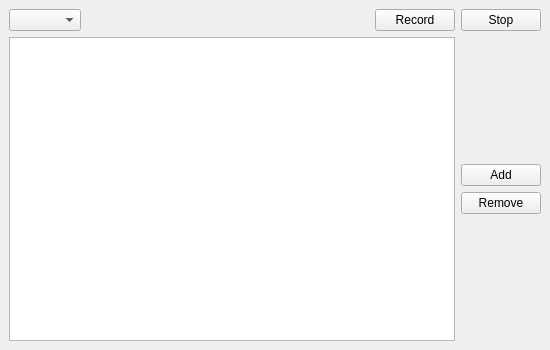
sonia-auv/ros2_rqt_sonia_plugins, file rqt_record/resource/mainwindow.ui: the form before one commit.
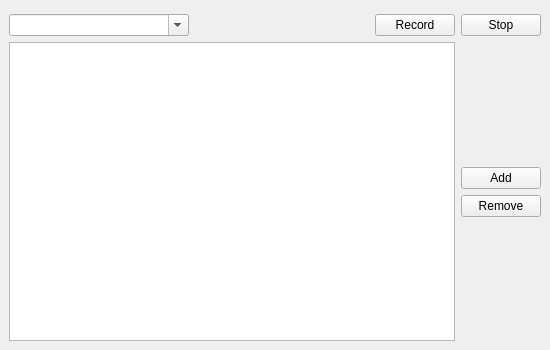
The form after the commit.

What changed in the file:
```diff
--- a/rqt_record/resource/mainwindow.ui
+++ b/rqt_record/resource/mainwindow.ui
@@ -33,10 +33,45 @@
   </property>
   <widget class="QWidget" name="centralwidget">
    <layout class="QVBoxLayout" name="verticalLayout_2">
+    <item>
+     <spacer name="verticalSpacer_3">
+      <property name="orientation">
+       <enum>Qt::Vertical</enum>
+      </property>
+      <property name="sizeType">
+       <enum>QSizePolicy::Fixed</enum>
+      </property>
+      <property name="sizeHint" stdset="0">
+       <size>
+        <width>20</width>
+        <height>5</height>
+       </size>
+      </property>
+     </spacer>
+    </item>
     <item>
      <layout class="QHBoxLayout" name="horizontalLayout">
       <item>
-       <widget class="QComboBox" name="topicDropdownList"/>
+       <widget class="QComboBox" name="topicDropdownList">
+        <property name="sizePolicy">
+         <sizepolicy hsizetype="Expanding" vsizetype="Fixed">
+          <horstretch>0</horstretch>
+          <verstretch>0</verstretch>
+         </sizepolicy>
+        </property>
+        <property name="autoFillBackground">
+         <bool>true</bool>
+        </property>
+        <property name="editable">
+         <bool>true</bool>
+        </property>
+        <property name="iconSize">
+         <size>
+          <width>16</width>
+          <height>16</height>
+         </size>
+        </property>
+       </widget>
       </item>
       <item>
        <spacer name="horizontalSpacer">
```
